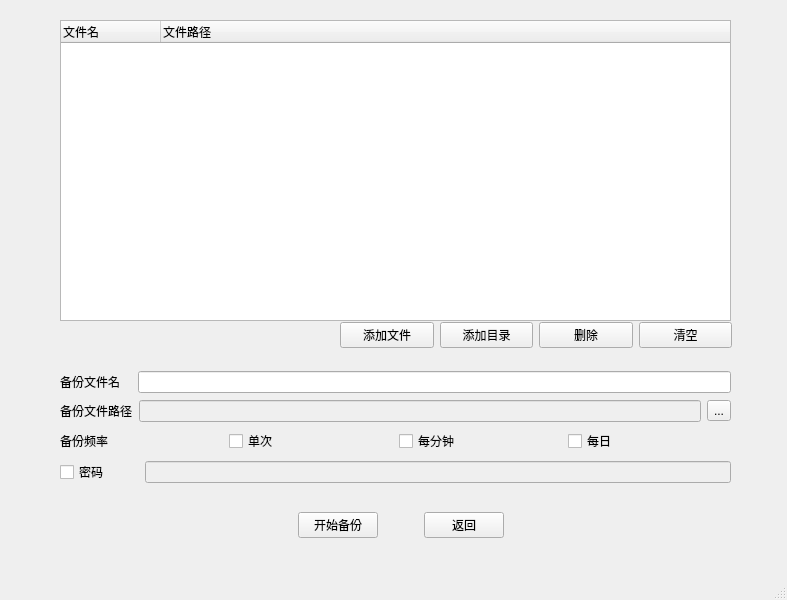
yang1556/DataBackup, file mainwindow.ui: the form before one commit.
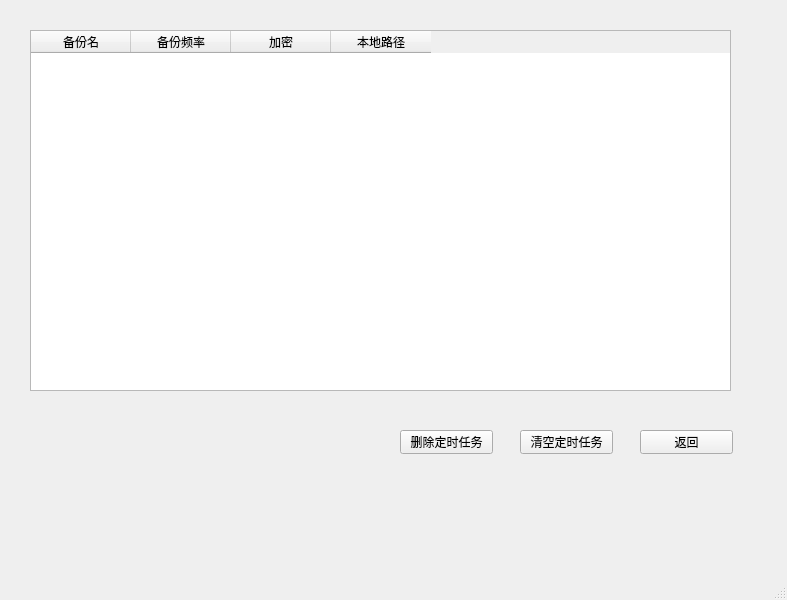
The form after the commit.

Patch:
```diff
--- a/mainwindow.ui
+++ b/mainwindow.ui
@@ -17,8 +17,8 @@
    <widget class="QStackedWidget" name="stackedWidget">
     <property name="geometry">
      <rect>
-      <x>20</x>
-      <y>0</y>
+      <x>0</x>
+      <y>10</y>
       <width>771</width>
       <height>591</height>
      </rect>
@@ -103,6 +103,77 @@
       </layout>
      </widget>
     </widget>
+    <widget class="QWidget" name="page_4">
+     <widget class="QTableWidget" name="tableWidget">
+      <property name="geometry">
+       <rect>
+        <x>30</x>
+        <y>20</y>
+        <width>701</width>
+        <height>361</height>
+       </rect>
+      </property>
+      <column>
+       <property name="text">
+        <string>备份名</string>
+       </property>
+      </column>
+      <column>
+       <property name="text">
+        <string>备份频率</string>
+       </property>
+      </column>
+      <column>
+       <property name="text">
+        <string>加密</string>
+       </property>
+      </column>
+      <column>
+       <property name="text">
+        <string>本地路径</string>
+       </property>
+      </column>
+     </widget>
+     <widget class="QPushButton" name="ClearTaskButton">
+      <property name="geometry">
+       <rect>
+        <x>520</x>
+        <y>420</y>
+        <width>93</width>
+        <height>24</height>
+       </rect>
+      </property>
+      <property name="text">
+       <string>清空定时任务</string>
+      </property>
+     </widget>
+     <widget class="QPushButton" name="DeleteTaskButton">
+      <property name="geometry">
+       <rect>
+        <x>400</x>
+        <y>420</y>
+        <width>93</width>
+        <height>24</height>
+       </rect>
+      </property>
+      <property name="text">
+       <string>删除定时任务</string>
+      </property>
+     </widget>
+     <widget class="QPushButton" name="ReturnButton_3">
+      <property name="geometry">
+       <rect>
+        <x>640</x>
+        <y>420</y>
+        <width>93</width>
+        <height>24</height>
+       </rect>
+      </property>
+      <property name="text">
+       <string>返回</string>
+      </property>
+     </widget>
+    </widget>
     <widget class="QWidget" name="page_2">
      <widget class="QTreeWidget" name="FileList">
       <property name="geometry">
@@ -332,7 +403,7 @@
          <item>
           <widget class="QCheckBox" name="DayBox">
            <property name="text">
-            <string>每日</string>
+            <string>每天</string>
            </property>
           </widget>
          </item>
```
Left out of the diff: 35 changed lines with no effect on the pictures.
